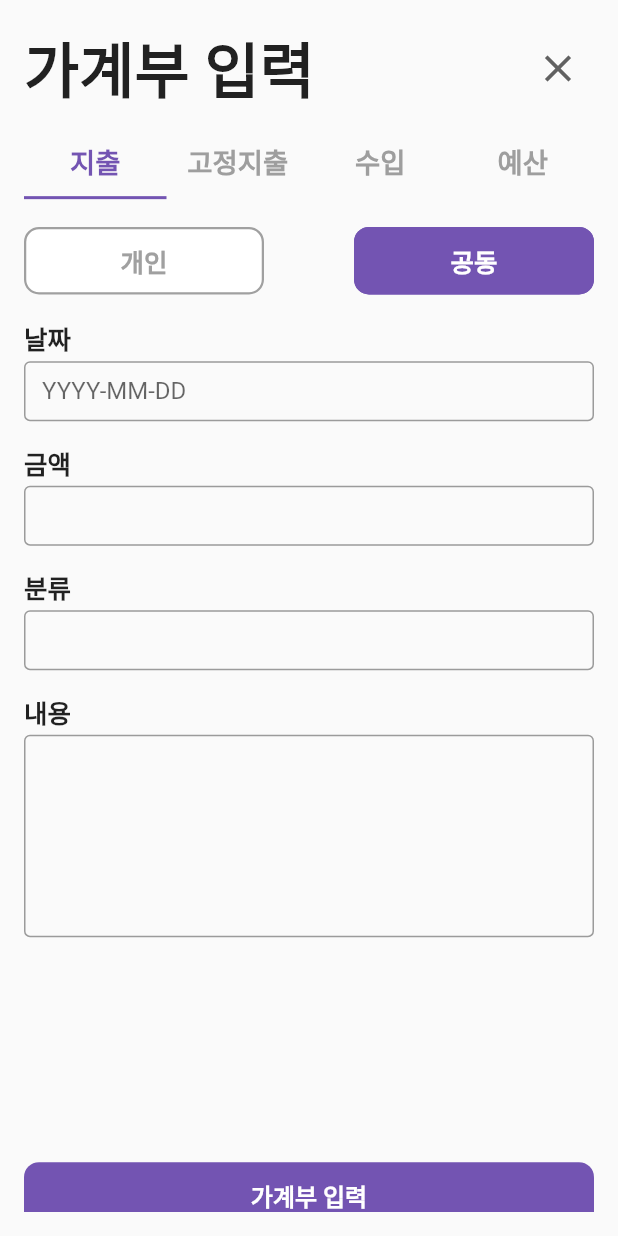
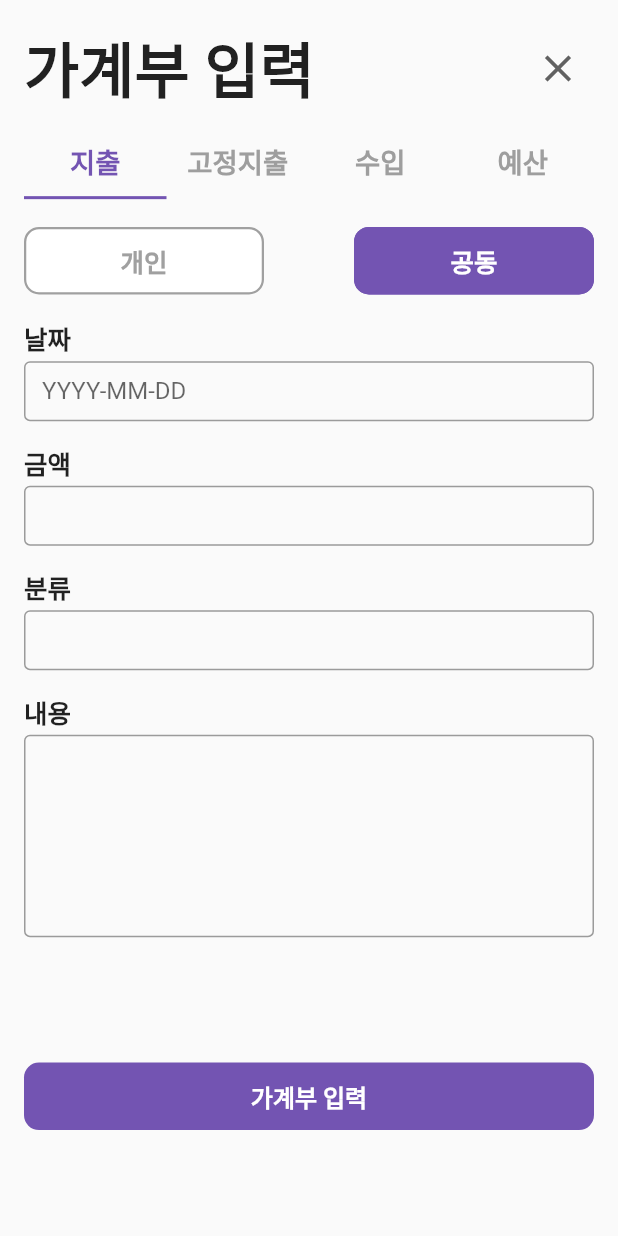
Before and after one commit to tmdwns4087/shared_account_book, a Flutter app: the screen it shows after launch, after a tap on "가계부 입력", on a phone screen of 412 x 824 dp. Run offline on Flutter 3.47's test engine with Material 2 defaults, Android fonts, the phone set to English and light mode, and no system bars; our stand-ins replace cloud_firestore, firebase_core, flutter_native_splash, flutter_screenutil, percent_indicator, table_calendar; accounts and stored records are empty; Roboto replaces fonts that are missing (normal).

```diff
--- a/lib/View/Wallet/WriteAccount/write_account.dart
+++ b/lib/View/Wallet/WriteAccount/write_account.dart
@@ -101,7 +101,12 @@ class WriteAccount extends StatelessWidget {
                     (_writeAccountController.tab == 0) ? Spend() :
                     (_writeAccountController.tab == 1) ? FixedSpend() :
                     (_writeAccountController.tab == 2) ? Income() : Budget(),
-                    SizedBox(height: 150,),
+                    SizedBox(
+                      height:
+                      (_writeAccountController.tab == 0) ? 70.h :
+                      (_writeAccountController.tab == 1) ? 35.h :
+                      (_writeAccountController.tab == 2) ? 70.h : 140.h
+                    ),
                     Center(
                       child: GestureDetector(
                         onTap:(){
--- a/lib/main.dart
+++ b/lib/main.dart
@@ -1,5 +1,6 @@
 import 'package:flutter/material.dart';
 import 'package:flutter_localizations/flutter_localizations.dart';
+import 'package:flutter_native_splash/flutter_native_splash.dart';
 import 'package:intl/date_symbol_data_local.dart';
 import 'package:provider/provider.dart';
 import 'package:shared_account_book/View/Calendar/calender_controller.dart';
@@ -13,11 +14,14 @@ import 'package:flutter_screenutil/flutter_screenutil.dart';
 
 
 Future<void> main() async {
-  WidgetsFlutterBinding.ensureInitialized();
+  WidgetsBinding widgetsBinding = WidgetsFlutterBinding.ensureInitialized();
+  // FlutterNativeSplash.preserve(widgetsBinding: widgetsBinding);
   await Firebase.initializeApp(
     options: DefaultFirebaseOptions.currentPlatform,
   );
   await initializeDateFormatting('ko-KR');
+  // FlutterNativeSplash.preserve(widgetsBinding: widgetsBinding);
+
   runApp( MyApp());
   initializeDateFormatting();
 }
--- a/pubspec.yaml
+++ b/pubspec.yaml
@@ -44,6 +44,7 @@ dependencies:
   cloud_firestore: ^4.3.1
   percent_indicator: ^4.2.2
   flutter_screenutil: ^5.6.0
+  flutter_native_splash: ^2.2.17
 
 dev_dependencies:
   flutter_test:
@@ -68,7 +69,10 @@ flutter:
   uses-material-design: true
 
   # To add assets to your application, add an assets section, like this:
-#  assets:
+  assets:
+    - assets/cover_purple.png
+    - assets/cover_white.png
+    - assets/cover_black.png
 #    - font/SUIT-Medium.ttf
 
 
```
Also changed, not shown: flutter_native_splash.yaml (added, +10 -0 lines), pubspec.lock, 10 other files.
